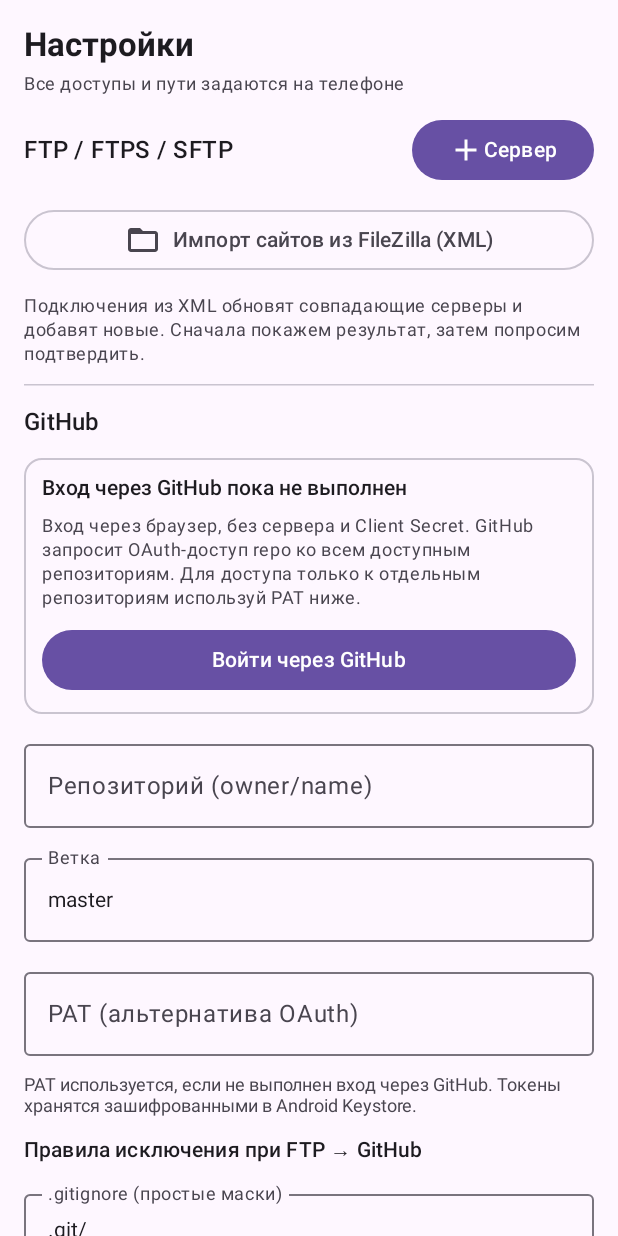
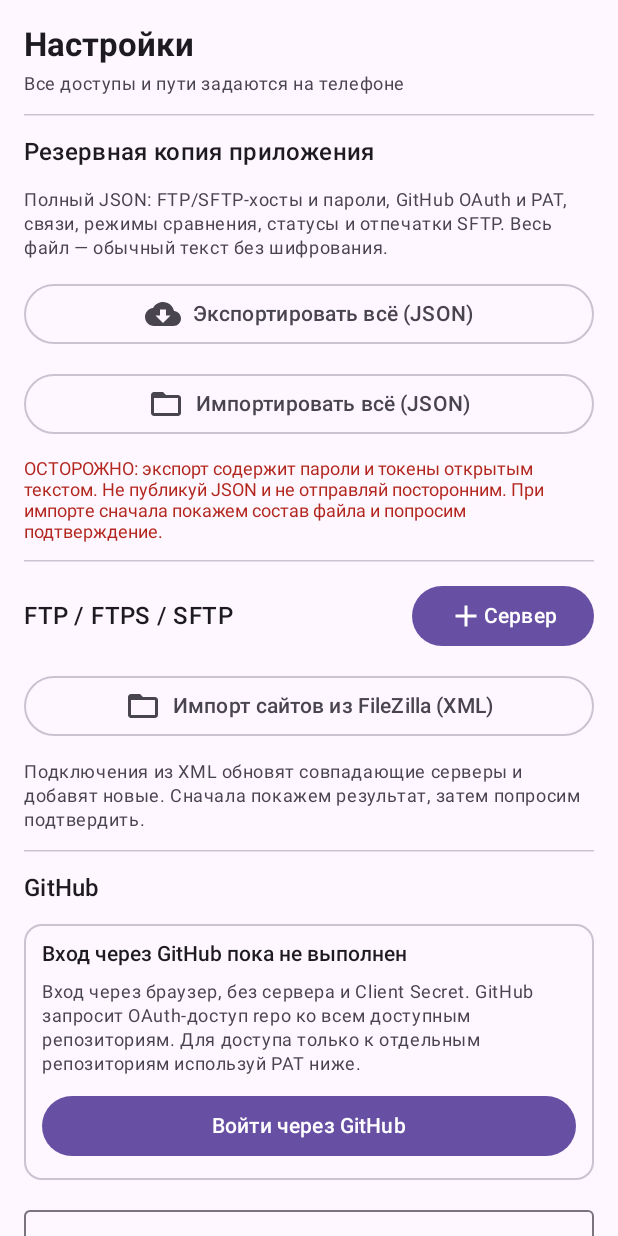
Before and after one commit to DmitryLedentsov/dimka-ftp-manager, an Android app built with Jetpack Compose: the composable SettingsScreen shown on its own in the app's theme, on a phone screen of 412 x 824 dp. Run offline under Robolectric (Android 15) with nearby library versions, the phone set to English and light mode, and no system bars; our stand-ins replace livedata-compose.

Commit message:
feat: full JSON backup UI with overwrite preview and live sync/FTP state refresh

```diff
--- a/app/src/main/java/com/dimka/ftpmanager/MainActivity.kt
+++ b/app/src/main/java/com/dimka/ftpmanager/MainActivity.kt
@@ -156,13 +156,39 @@ private fun MainScreen(vm: MainViewModel, syncVm: SyncViewModel) {
                 0 -> FtpScreen(vm)
                 1 -> SyncMappingsScreen(syncVm)
                 2 -> JobsScreen()
-                3 -> SettingsScreen(vm)
+                3 -> SettingsScreen(vm, syncVm)
             }
         }
     }
     vm.message?.let { msg ->
         AlertDialog(onDismissRequest = vm::dismissMessage, title = { Text("DimkaFtpManager") },
             text = { Text(msg) }, confirmButton = { TextButton(onClick = vm::dismissMessage) { Text("OK") } })
+    }
+    vm.pendingConfigImport?.let { backup ->
+        AlertDialog(
+            onDismissRequest = vm::cancelFullConfigImport,
+            title = { Text("Восстановить всю конфигурацию?") },
+            text = {
+                Column(verticalArrangement = Arrangement.spacedBy(8.dp)) {
+                    Text("Серверов с логинами/паролями: " + backup.serverCount)
+                    Text("Синхронизаций: " + backup.mappingCount)
+                    Text("Сохранённых проверок: " + backup.checksCount)
+                    Text("GitHub OAuth: " + (if (backup.hasOAuth) "есть токены" else "нет"))
+                    Text("GitHub PAT: " + (if (backup.hasPat) "есть токен" else "нет"))
+                    Text("SFTP-отпечатков: " + backup.fingerprints.size)
+                    Text("Импорт ПОЛНОСТЬЮ заменит текущие настройки, включая все доступы и привязки. Файлы сайтов на FTP и GitHub не изменятся.",
+                        color = MaterialTheme.colorScheme.error)
+                }
+            },
+            confirmButton = {
+                Button(enabled = !vm.isLoading, onClick = {
+                    vm.confirmFullConfigImport { syncVm.reloadFromStore() }
+                }) { Text("Заменить настройки") }
+            },
+            dismissButton = {
+                TextButton(onClick = vm::cancelFullConfigImport) { Text("Отмена") }
+            }
+        )
     }
     vm.fileZillaPlan?.let { plan ->
         AlertDialog(
@@ -392,11 +418,17 @@ private fun JobsScreen() {
 }
 
 @Composable
-private fun SettingsScreen(vm: MainViewModel) {
+private fun SettingsScreen(vm: MainViewModel, syncVm: SyncViewModel) {
     val context = LocalContext.current
     val fileZillaPicker = rememberLauncherForActivityResult(ActivityResultContracts.OpenDocument()) { uri ->
         if (uri != null) vm.previewFileZilla(uri)
     }
+    val fullExport = rememberLauncherForActivityResult(
+        ActivityResultContracts.CreateDocument("application/json")
+    ) { uri -> if (uri != null) vm.exportFullConfig(uri) }
+    val fullImport = rememberLauncherForActivityResult(
+        ActivityResultContracts.OpenDocument()
+    ) { uri -> if (uri != null) vm.previewFullConfigImport(uri) }
     var repoMenuExpanded by remember { mutableStateOf(false) }
     var editing by remember { mutableStateOf<ServerProfile?>(null) }
     var adding by remember { mutableStateOf(false) }
@@ -406,6 +438,25 @@ private fun SettingsScreen(vm: MainViewModel) {
     var draftIgnore by remember(vm.repo.ignore) { mutableStateOf(vm.repo.ignore) }
     Column(Modifier.fillMaxSize().verticalScroll(rememberScrollState()).padding(16.dp), verticalArrangement = Arrangement.spacedBy(12.dp)) {
         PageTitle("Настройки", "Все доступы и пути задаются на телефоне")
+        HorizontalDivider()
+        Text("Резервная копия приложения", style = MaterialTheme.typography.titleMedium)
+        Text("Полный JSON: FTP/SFTP-хосты и пароли, GitHub OAuth и PAT, связи, режимы сравнения, статусы и отпечатки SFTP. Весь файл — обычный текст без шифрования.",
+            style = MaterialTheme.typography.bodySmall,
+            color = MaterialTheme.colorScheme.onSurfaceVariant)
+        OutlinedButton(
+            onClick = { fullExport.launch("DimkaFtpManager-full-backup.json") },
+            modifier = Modifier.fillMaxWidth(),
+            enabled = !vm.isLoading
+        ) { Icon(Icons.Default.CloudDownload, null); Spacer(Modifier.size(8.dp)); Text("Экспортировать всё (JSON)") }
+        OutlinedButton(
+            onClick = { fullImport.launch(arrayOf("application/json", "text/plain", "*/*")) },
+            modifier = Modifier.fillMaxWidth(),
+            enabled = !vm.isLoading && !syncVm.loading
+        ) { Icon(Icons.Default.FolderOpen, null); Spacer(Modifier.size(8.dp)); Text("Импортировать всё (JSON)") }
+        Text("ОСТОРОЖНО: экспорт содержит пароли и токены открытым текстом. Не публикуй JSON и не отправляй посторонним. При импорте сначала покажем состав файла и попросим подтверждение.",
+            color = MaterialTheme.colorScheme.error, fontSize = 12.sp)
+        HorizontalDivider()
+
         Row(verticalAlignment = Alignment.CenterVertically) {
             Text("FTP / FTPS / SFTP", modifier = Modifier.weight(1f), style = MaterialTheme.typography.titleMedium)
             Button(onClick = { adding = true; editing = null }) { Icon(Icons.Default.Add, null); Text("Сервер") }
```
Also changed, not shown: app/src/main/java/com/dimka/ftpmanager/SyncViewModel.kt (+17 -0 lines).
